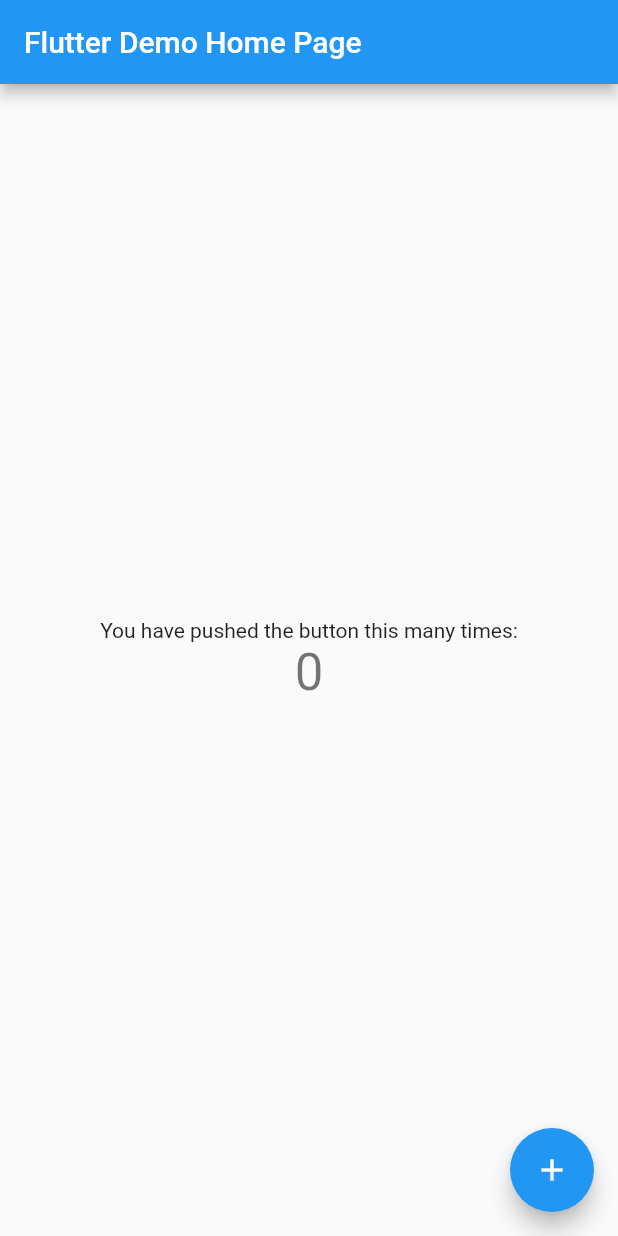
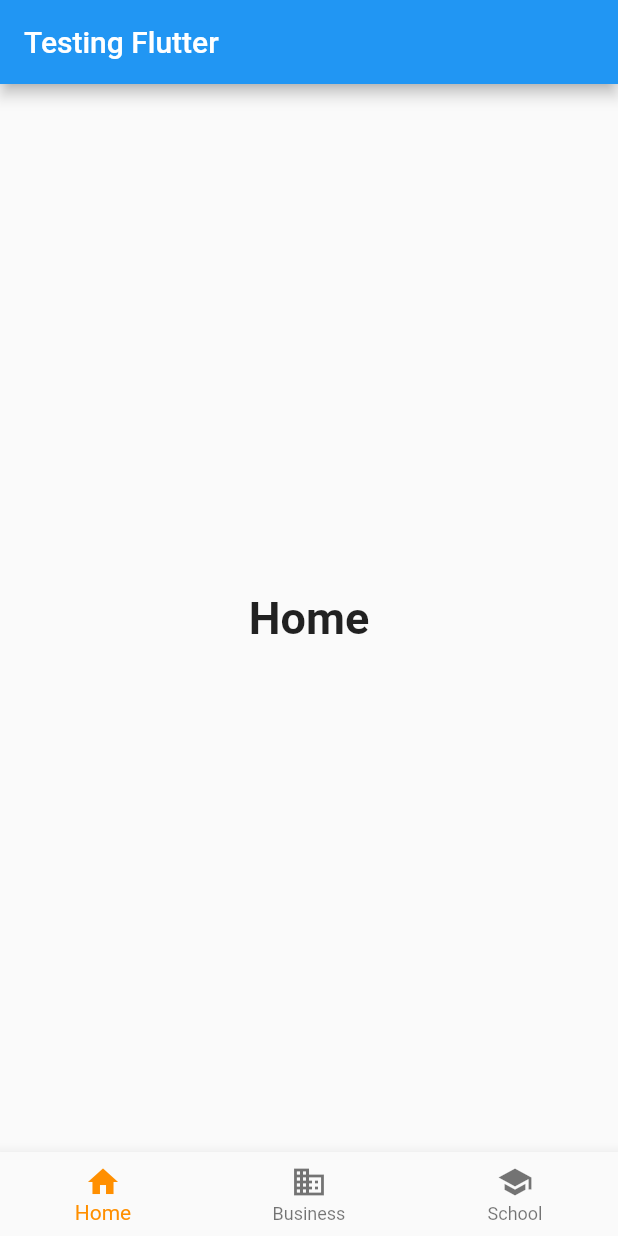
Before and after one commit to TheHypnoo/TestingFlutter, a Flutter app: the screen it shows after launch, on a phone screen of 412 x 824 dp. Run offline on Flutter 3.47's test engine with Material 2 defaults, Android fonts, the phone set to English and light mode, and no system bars.

Commit message:
New Bottom App bar Navigation in testing!

```diff
--- a/lib/main.dart
+++ b/lib/main.dart
@@ -1,115 +1,174 @@
+/// Flutter code sample for BottomNavigationBar
+
+// This example shows a [BottomNavigationBar] as it is used within a [Scaffold]
+// widget. The [BottomNavigationBar] has three [BottomNavigationBarItem]
+// widgets and the [currentIndex] is set to index 0. The selected item is
+// amber. The `_onItemTapped` function changes the selected item's index
+// and displays a corresponding message in the center of the [Scaffold].
+//
+// ![A scaffold with a bottom navigation bar containing three bottom navigation
+// bar items. The first one is selected.](https://flutter.github.io/assets-for-api-docs/assets/material/bottom_navigation_bar.png)
+
 import 'package:flutter/material.dart';
 
-void main() {
-  runApp(MyApp());
-}
+void main() => runApp(MyApp());
 
+/// This is the main application widget.
 class MyApp extends StatelessWidget {
-  // This widget is the root of your application.
+  static const String _title = 'Flutter';
+
   @override
   Widget build(BuildContext context) {
     return MaterialApp(
       //Delete banner Debug in apps
       debugShowCheckedModeBanner: false,
-      title: 'Flutter Demo',
-      theme: ThemeData(
-        // This is the theme of your application.
-        //
-        // Try running your application with "flutter run". You'll see the
-        // application has a blue toolbar. Then, without quitting the app, try
-        // changing the primarySwatch below to Colors.green and then invoke
-        // "hot reload" (press "r" in the console where you ran "flutter run",
-        // or simply save your changes to "hot reload" in a Flutter IDE).
-        // Notice that the counter didn't reset back to zero; the application
-        // is not restarted.
-        primarySwatch: Colors.blue,
-      ),
-      home: MyHomePage(title: 'Flutter Demo Home Page'),
+      title: _title,
+      home: MyStatefulWidget(),
     );
   }
 }
 
-class MyHomePage extends StatefulWidget {
-  MyHomePage({Key key, this.title}) : super(key: key);
-
-  // This widget is the home page of your application. It is stateful, meaning
-  // that it has a State object (defined below) that contains fields that affect
-  // how it looks.
-
-  // This class is the configuration for the state. It holds the values (in this
-  // case the title) provided by the parent (in this case the App widget) and
-  // used by the build method of the State. Fields in a Widget subclass are
-  // always marked "final".
-
-  final String title;
+/// This is the stateful widget that the main application instantiates.
+class MyStatefulWidget extends StatefulWidget {
+  MyStatefulWidget({Key key}) : super(key: key);
 
   @override
-  _MyHomePageState createState() => _MyHomePageState();
+  _MyStatefulWidgetState createState() => _MyStatefulWidgetState();
 }
 
-class _MyHomePageState extends State<MyHomePage> {
-  int _counter = 0;
+/// This is the private State class that goes with MyStatefulWidget.
+class _MyStatefulWidgetState extends State<MyStatefulWidget> {
+  int _selectedIndex = 0;
+  static const TextStyle optionStyle =
+  TextStyle(fontSize: 30, fontWeight: FontWeight.bold);
+  static const List<Widget> _widgetOptions = <Widget>[
+    Text(
+      'Home',
+      style: optionStyle,
+    ),
+    Text(
+      'Business',
+      style: optionStyle,
+    ),
+    Text(
+      'School',
+      style: optionStyle,
+    ),
+  ];
 
-  void _incrementCounter() {
+  void _onItemTapped(int index) {
     setState(() {
-      // This call to setState tells the Flutter framework that something has
-      // changed in this State, which causes it to rerun the build method below
-      // so that the display can reflect the updated values. If we changed
-      // _counter without calling setState(), then the build method would not be
-      // called again, and so nothing would appear to happen.
-      _counter++;
+      _selectedIndex = index;
     });
   }
 
   @override
   Widget build(BuildContext context) {
-    // This method is rerun every time setState is called, for instance as done
-    // by the _incrementCounter method above.
-    //
-    // The Flutter framework has been optimized to make rerunning build methods
-    // fast, so that you can just rebuild anything that needs updating rather
-    // than having to individually change instances of widgets.
     return Scaffold(
       appBar: AppBar(
-        // Here we take the value from the MyHomePage object that was created by
-        // the App.build method, and use it to set our appbar title.
-        title: Text(widget.title),
+        title: const Text('Testing Flutter'),
       ),
       body: Center(
-        // Center is a layout widget. It takes a single child and positions it
-        // in the middle of the parent.
-        child: Column(
-          // Column is also a layout widget. It takes a list of children and
-          // arranges them vertically. By default, it sizes itself to fit its
-          // children horizontally, and tries to be as tall as its parent.
-          //
-          // Invoke "debug painting" (press "p" in the console, choose the
-          // "Toggle Debug Paint" action from the Flutter Inspector in Android
-          // Studio, or the "Toggle Debug Paint" command in Visual Studio Code)
-          // to see the wireframe for each widget.
-          //
-          // Column has various properties to control how it sizes itself and
-          // how it positions its children. Here we use mainAxisAlignment to
-          // center the children vertically; the main axis here is the vertical
-          // axis because Columns are vertical (the cross axis would be
-          // horizontal).
-          mainAxisAlignment: MainAxisAlignment.center,
+        child: _widgetOptions.elementAt(_selectedIndex),
+      ),
+      bottomNavigationBar: BottomNavigationBar(
+        items: const <BottomNavigationBarItem>[
+          BottomNavigationBarItem(
+            icon: Icon(Icons.home),
+            label: 'Home',
+          ),
+          BottomNavigationBarItem(
+            icon: Icon(Icons.business),
+            label: 'Business',
+          ),
+          BottomNavigationBarItem(
+            icon: Icon(Icons.school),
+            label: 'School',
+          ),
+        ],
+        currentIndex: _selectedIndex,
+        selectedItemColor: Colors.amber[800],
+        onTap: _onItemTapped,
+      ),
+    );
+  }
+}
+
+class _MyHomePageState extends State<MyStatefulWidget> {
+
+
+
+  int _selectedIndex = 0;
+  PageController _pageController;
+
+  @override
+  void initState() {
+    super.initState();
+    _pageController = PageController();
+  }
+
+  @override
+  void dispose() {
+    _pageController.dispose();
+    super.dispose();
+  }
+
+  @override
+  Widget build(BuildContext context) {
+    return Scaffold(
+      appBar: AppBar(title: Text("Nav Bar")),
+      body: SizedBox.expand(
+        child: PageView(
+          controller: _pageController,
+          onPageChanged: (index) {
+            setState(() => _selectedIndex = index);
+          },
           children: <Widget>[
-            Text(
-              'You have pushed the button this many times:',
-            ),
-            Text(
-              '$_counter',
-              style: Theme.of(context).textTheme.headline4,
-            ),
+            Container(color: Colors.blueGrey,),
+            Container(color: Colors.red,),
+            Container(color: Colors.green,),
+            Container(color: Colors.blue,),
           ],
         ),
       ),
-      floatingActionButton: FloatingActionButton(
-        onPressed: _incrementCounter,
-        tooltip: 'Increment',
-        child: Icon(Icons.add),
-      ), // This trailing comma makes auto-formatting nicer for build methods.
+      bottomNavigationBar: BottomNavigationBar(
+        currentIndex: _selectedIndex,
+        selectedItemColor: Colors.black,
+        onTap: _onItemTapped,
+        items: <BottomNavigationBarItem>[
+          BottomNavigationBarItem(
+              title: Text('Item One'),
+              icon: Icon(Icons.home)
+          ),
+          BottomNavigationBarItem(
+            title: Text('Item One'),
+            icon: Icon(Icons.apps),
+            backgroundColor: Colors.lightBlue,
+          ),
+          BottomNavigationBarItem(
+            title: Text('Item One'),
+            icon: Icon(Icons.chat_bubble),
+            backgroundColor: Colors.lightBlue,
+          ),
+          BottomNavigationBarItem(
+            title: Text('Item One'),
+            icon: Icon(Icons.settings),
+            backgroundColor: Colors.lightBlue,
+          ),
+        ],
+      ),
     );
   }
+
+
+  void _onItemTapped(int index) {
+    setState(() {
+      _selectedIndex = index;
+      //
+      //
+      //using this page controller you can make beautiful animation effects
+      _pageController.animateToPage(index,
+          duration: Duration(milliseconds: 500), curve: Curves.easeOut);
+    });
+  }
 }
```
